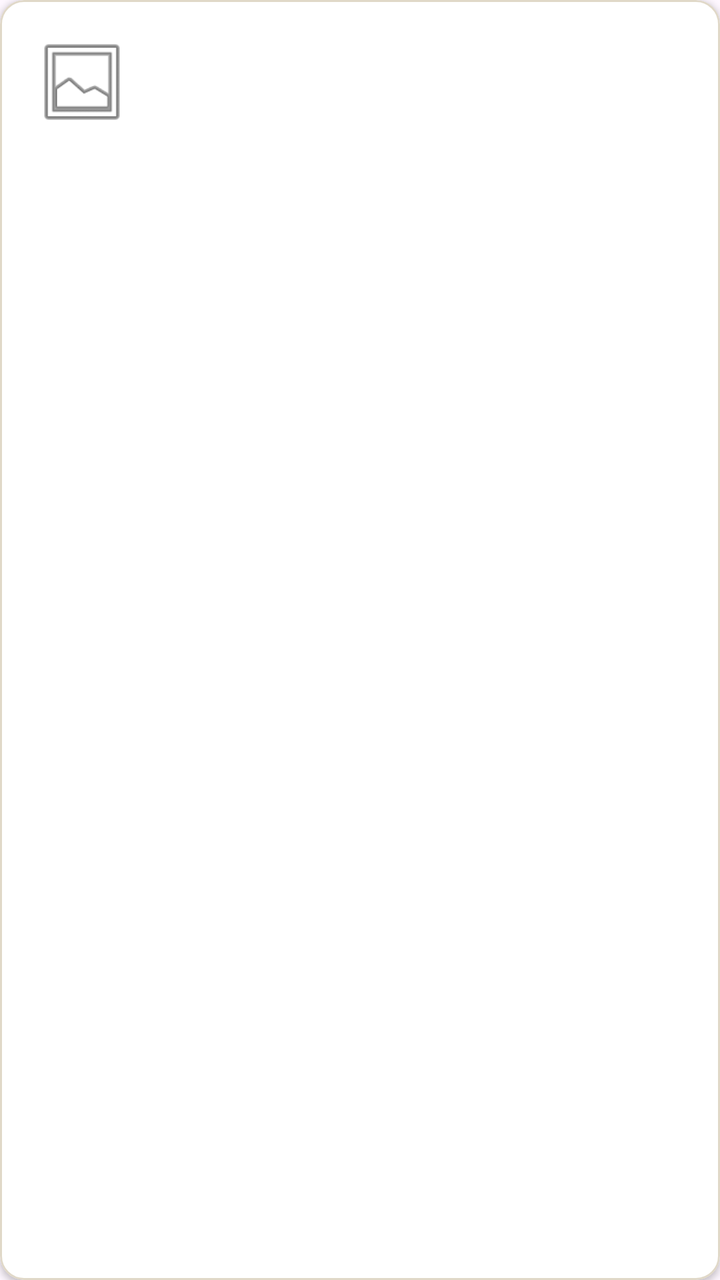
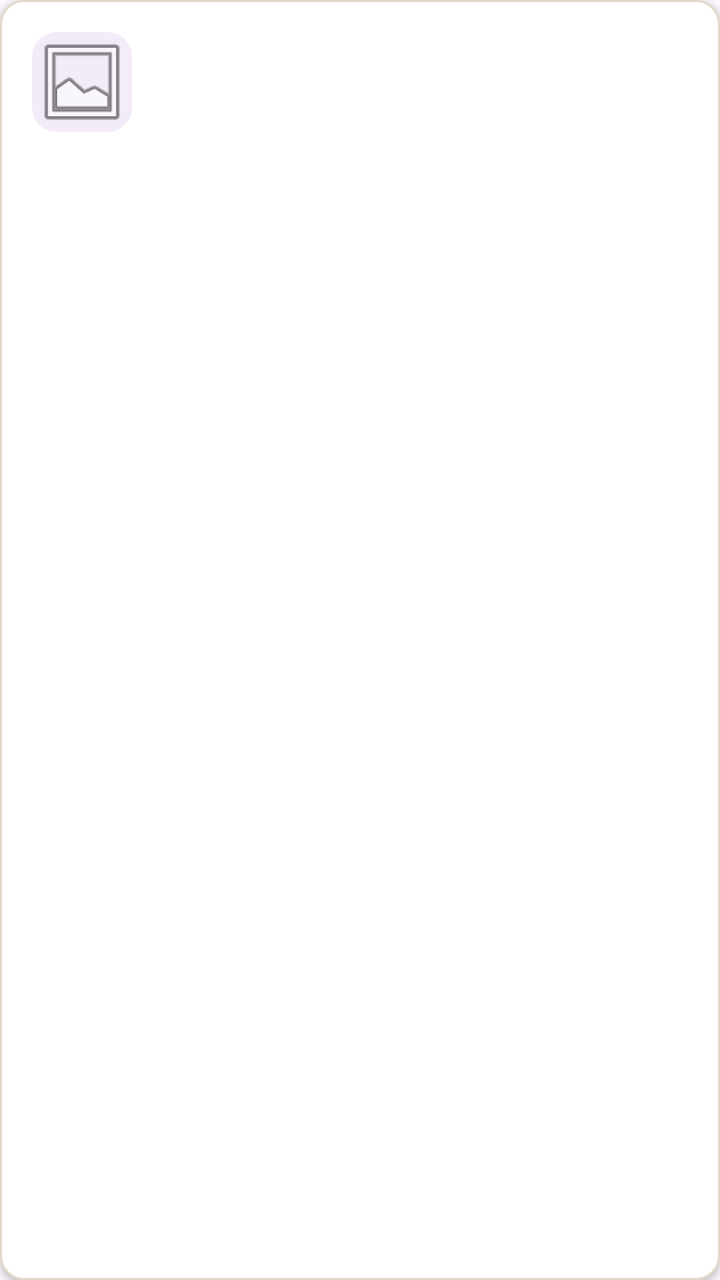

Two renders of the same Android screen: before a commit and after it. Below are the layout's source before the change and the commit's diff.
<!-- AndroidManifest.xml: application theme Theme.COCOBAR -->
<!-- res/layout/item_sale_detail.xml -->
<?xml version="1.0" encoding="utf-8"?>
<com.google.android.material.card.MaterialCardView xmlns:android="http://schemas.android.com/apk/res/android"
    xmlns:app="http://schemas.android.com/apk/res-auto"
    android:layout_width="match_parent"
    android:layout_height="wrap_content"
    android:layout_marginBottom="8dp"
    app:cardBackgroundColor="@color/white"
    app:cardCornerRadius="12dp"
    app:cardElevation="2dp"
    app:strokeColor="#E0D8C8"
    app:strokeWidth="1dp">

    <LinearLayout
        android:layout_width="match_parent"
        android:layout_height="wrap_content"
        android:gravity="center_vertical"
        android:orientation="horizontal"
        android:padding="16dp">

        <ImageView
            android:id="@+id/ivProductImage"
            android:layout_width="50dp"
            android:layout_height="50dp"
            android:scaleType="centerCrop"
            android:src="@android:drawable/ic_menu_gallery" />

        <LinearLayout
            android:layout_width="0dp"
            android:layout_height="wrap_content"
            android:layout_marginStart="16dp"
            android:layout_weight="1"
            android:orientation="vertical">

            <TextView
                android:id="@+id/tvProductName"
                android:layout_width="wrap_content"
                android:layout_height="wrap_content"
                android:textColor="#312018"
                android:textSize="16sp"
                android:textStyle="bold" />

            <TextView
                android:id="@+id/tvSaleTime"
                android:layout_width="wrap_content"
                android:layout_height="wrap_content"
                android:textColor="#888888"
                android:textSize="12sp" />
        </LinearLayout>

        <LinearLayout
            android:layout_width="wrap_content"
            android:layout_height="wrap_content"
            android:gravity="end"
            android:orientation="vertical">

            <TextView
                android:id="@+id/tvTotalPrice"
                android:layout_width="wrap_content"
                android:layout_height="wrap_content"
                android:textColor="#388E3C"
                android:textSize="16sp"
                android:textStyle="bold" />

            <TextView
                android:id="@+id/tvQuantity"
                android:layout_width="wrap_content"
                android:layout_height="wrap_content"
                android:textColor="#594A42"
                android:textSize="12sp" />
        </LinearLayout>

    </LinearLayout>
</com.google.android.material.card.MaterialCardView>
<!-- resources referenced by this layout -->
<resources>
  <color name="white">#FFFFFFFF</color>
  <style name="Theme.COCOBAR" parent="Base.Theme.COCOBAR" />
  <style name="Base.Theme.COCOBAR" parent="Theme.Material3.DayNight.NoActionBar">
  
          <item name="android:windowLightStatusBar">false</item>
  
      </style>
</resources>

<!-- the commit's change to res/layout/item_sale_detail.xml (unified diff, before → after) -->
@@ -17,12 +17,29 @@
         android:orientation="horizontal"
         android:padding="16dp">
 
-        <ImageView
-            android:id="@+id/ivProductImage"
+        
+        <com.google.android.material.card.MaterialCardView
             android:layout_width="50dp"
             android:layout_height="50dp"
-            android:scaleType="centerCrop"
-            android:src="@android:drawable/ic_menu_gallery" />
+            app:cardCornerRadius="12dp"
+            app:cardElevation="0dp"
+            app:strokeWidth="0dp">
+
+            <ImageView
+                android:id="@+id/ivProductImage"
+                android:layout_width="match_parent"
+                android:layout_height="match_parent"
+                android:scaleType="centerCrop"
+                android:src="@android:drawable/ic_menu_gallery" />
+
+        </com.google.android.material.card.MaterialCardView>
+
+
+
+
+
+
+
 
         <LinearLayout
             android:layout_width="0dp"
<!-- resource entries referenced after the edit -->
@@ -4,8 +4,11 @@
   <style name="Theme.COCOBAR" parent="Base.Theme.COCOBAR" />
   <style name="Base.Theme.COCOBAR" parent="Theme.Material3.DayNight.NoActionBar">
   
+          <item name="android:statusBarColor">@color/black</item>
+  
           <item name="android:windowLightStatusBar">false</item>
   
       </style>
+  <color name="black">#FF000000</color>
 </resources>
 
